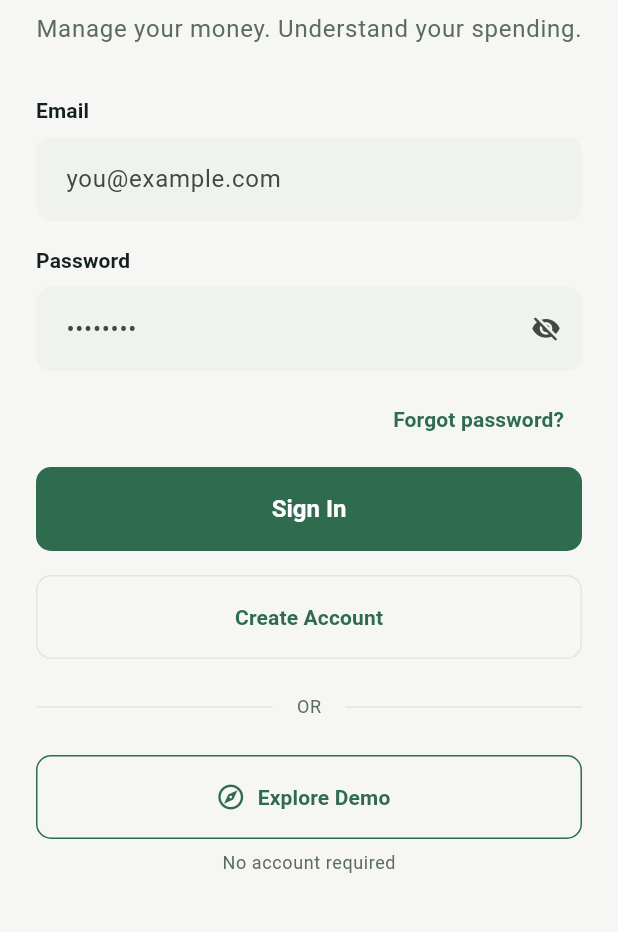
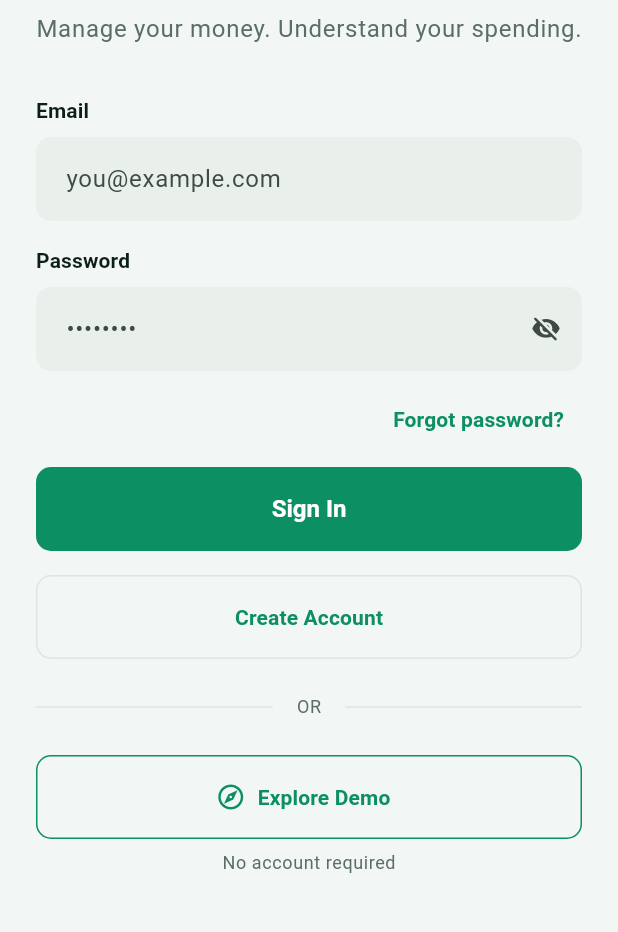
Before and after one commit to RoBiul-Hasan-Jisan/ExpenseFlowV1, a Flutter app: the screen it shows after launch, on a phone screen of 412 x 824 dp, the part 274-1206 px from its top. Run offline on Flutter 3.47's test engine with Material 3 defaults, Android fonts, the phone set to English and light mode, and no system bars; our stand-ins replace cloud_firestore, csv, firebase_auth, firebase_core, firebase_storage, fl_chart and 6 more; accounts and stored records are empty; generated files the repository leaves out were written again.

Commit message:
update app colors

```diff
--- a/lib/core/theme/app_colors.dart
+++ b/lib/core/theme/app_colors.dart
@@ -1,52 +1,82 @@
 import 'package:flutter/material.dart';
 
-/// Central color palette for ExpenseFlow.
-/// Kept deliberately restrained (fintech, not "rainbow app").
+/// Central color palette for ExpenseFlow — "Emerald & Gold".
+/// Derived from the logo: a green wallet with a gold coin.
 class AppColors {
   AppColors._();
 
   // Brand
-  static const Color primary = Color(0xFF2F6B4F); // deep money-green
-  static const Color primaryLight = Color(0xFF4E8A6C);
-  static const Color primaryDark = Color(0xFF1E4A35);
-  static const Color accent = Color(0xFF1F6FEB); // trust blue, used sparingly
+  static const Color primary = Color(0xFF0C8F62); // emerald
+  static const Color primaryLight = Color(0xFF34D399); // mint (used on dark surfaces)
+  static const Color primaryDark = Color(0xFF065A40);
+  static const Color forest = Color(0xFF063B2C);
+  static const Color midnight = Color(0xFF03211A);
+  static const Color accent = Color(0xFF3B82F6);
+  static const Color gold = Color(0xFFF8BC3B); // the coin
+  static const Color goldDeep = Color(0xFFE79A10);
 
   // Semantic
-  static const Color income = Color(0xFF2E9E6B);
-  static const Color expense = Color(0xFFD64545);
-  static const Color transfer = Color(0xFF6B7FD7);
-  static const Color warning = Color(0xFFE0A429);
-  static const Color critical = Color(0xFFD64545);
-  static const Color success = Color(0xFF2E9E6B);
+  static const Color income = Color(0xFF10B981);
+  static const Color expense = Color(0xFFF0506E);
+  static const Color transfer = Color(0xFF7C8CF8);
+  static const Color warning = Color(0xFFF59E0B);
+  static const Color critical = Color(0xFFF0506E);
+  static const Color success = Color(0xFF10B981);
 
   // Neutrals — light
-  static const Color lightBackground = Color(0xFFF6F7F5);
+  static const Color lightBackground = Color(0xFFF2F6F4);
   static const Color lightSurface = Color(0xFFFFFFFF);
-  static const Color lightSurfaceAlt = Color(0xFFEFF2EE);
-  static const Color lightBorder = Color(0xFFE1E5DF);
-  static const Color lightTextPrimary = Color(0xFF14201B);
-  static const Color lightTextSecondary = Color(0xFF5B6B62);
+  static const Color lightSurfaceAlt = Color(0xFFE9F0EC);
+  static const Color lightBorder = Color(0xFFDCE7E1);
+  static const Color lightTextPrimary = Color(0xFF0B1F18);
+  static const Color lightTextSecondary = Color(0xFF5A6E64);
 
   // Neutrals — dark
-  static const Color darkBackground = Color(0xFF0E1512);
-  static const Color darkSurface = Color(0xFF161F1A);
-  static const Color darkSurfaceAlt = Color(0xFF1D2822);
-  static const Color darkBorder = Color(0xFF2A3831);
-  static const Color darkTextPrimary = Color(0xFFEAF1EC);
-  static const Color darkTextSecondary = Color(0xFFA3B3AA);
+  static const Color darkBackground = Color(0xFF06100C);
+  static const Color darkSurface = Color(0xFF0E1A15);
+  static const Color darkSurfaceAlt = Color(0xFF15251E);
+  static const Color darkBorder = Color(0xFF223529);
+  static const Color darkTextPrimary = Color(0xFFEAF5EF);
+  static const Color darkTextSecondary = Color(0xFF9DB5A9);
+
+  // Gradients
+  static const LinearGradient heroGradient = LinearGradient(
+    begin: Alignment.topLeft,
+    end: Alignment.bottomRight,
+    colors: [Color(0xFF0E8A61), Color(0xFF075B41), Color(0xFF032A1F)],
+    stops: [0, 0.55, 1],
+  );
+
+  static const LinearGradient primaryGradient = LinearGradient(
+    begin: Alignment.topLeft,
+    end: Alignment.bottomRight,
+    colors: [Color(0xFF14B87D), Color(0xFF0A7A55)],
+  );
+
+  static const LinearGradient goldGradient = LinearGradient(
+    begin: Alignment.topLeft,
+    end: Alignment.bottomRight,
+    colors: [Color(0xFFFFD26A), Color(0xFFF0A81C)],
+  );
+
+  static const LinearGradient auroraGradient = LinearGradient(
+    begin: Alignment.topCenter,
+    end: Alignment.bottomCenter,
+    colors: [Color(0xFF07402F), Color(0xFF042A1F), Color(0xFF021711)],
+  );
 
   // Category palette (deterministic assignment by index — no randomness)
   static const List<Color> categoryPalette = [
-    Color(0xFF2F6B4F),
-    Color(0xFF1F6FEB),
-    Color(0xFFD6893A),
-    Color(0xFF9B59B6),
-    Color(0xFFD64545),
-    Color(0xFF2E9E6B),
-    Color(0xFFE0A429),
-    Color(0xFF6B7FD7),
-    Color(0xFF00897B),
-    Color(0xFFC2185B),
-    Color(0xFF5B6B62),
+    Color(0xFF10B981),
+    Color(0xFF3B82F6),
+    Color(0xFFF59E0B),
+    Color(0xFF8B5CF6),
+    Color(0xFFF0506E),
+    Color(0xFF14B8A6),
+    Color(0xFFEAB308),
+    Color(0xFF6366F1),
+    Color(0xFF06B6D4),
+    Color(0xFFEC4899),
+    Color(0xFF64748B),
   ];
 }
```
